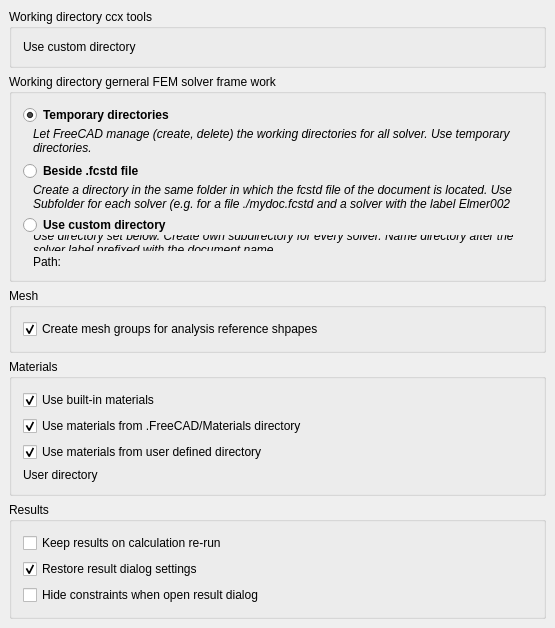
Old version of the form src/Mod/Fem/Gui/DlgSettingsFemGeneral.ui in the repository berndhahnebach/All_FreeCAD.
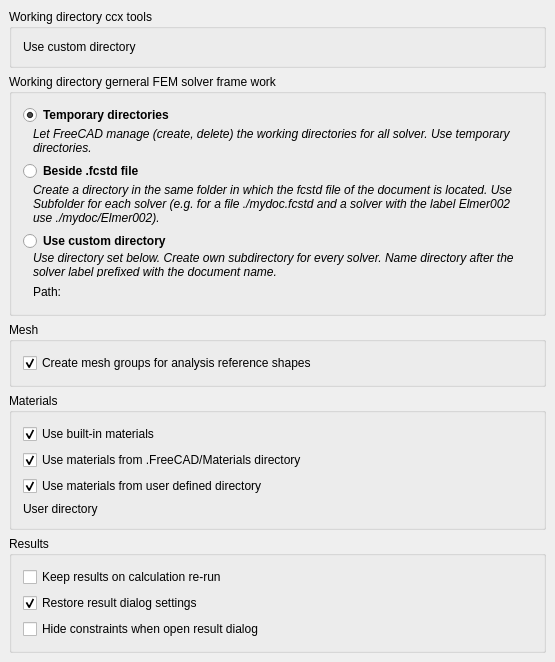
New version of the form. Custom widgets are drawn as their Qt base class.

Commit message: FEM: general pref ui, typo

Patch:
```diff
--- a/src/Mod/Fem/Gui/DlgSettingsFemGeneral.ui
+++ b/src/Mod/Fem/Gui/DlgSettingsFemGeneral.ui
@@ -7,7 +7,7 @@
     <x>0</x>
     <y>0</y>
     <width>555</width>
-    <height>628</height>
+    <height>662</height>
    </rect>
   </property>
   <property name="windowTitle">
@@ -320,7 +320,7 @@
           <item row="0" column="0">
            <widget class="Gui::PrefCheckBox" name="cb_analysis_group_meshing">
             <property name="text">
-             <string>Create mesh groups for analysis reference shpapes</string>
+             <string>Create mesh groups for analysis reference shapes</string>
             </property>
             <property name="checked">
              <bool>true</bool>
```
